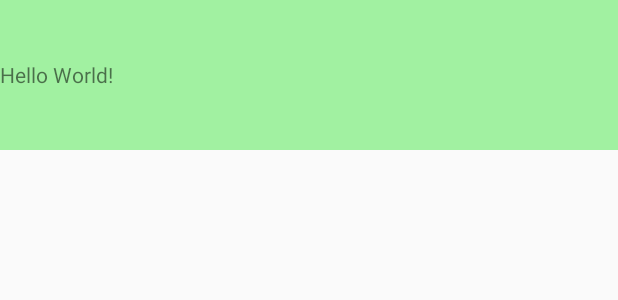
After one commit to saraschandraa-m/oct2020_ui, an Android app: the layout activty_ne.xml on its own in the app's theme, with its tools: preview values and no code run, on a phone screen of 412 x 824 dp. The commit adds this screen. Shown: the top 300 px of the screen. Run offline under Robolectric (Android 15) with nearby library versions, the phone set to English and light mode, and no system bars.

Commit message:
Gravity Added

```diff
--- a/app/src/main/java/com/nexstacks/uibasics/MainActivity.java
+++ b/app/src/main/java/com/nexstacks/uibasics/MainActivity.java
@@ -2,7 +2,9 @@ package com.nexstacks.uibasics;
 
 import androidx.appcompat.app.AppCompatActivity;
 
+import android.content.Intent;
 import android.os.Bundle;
+import android.os.Handler;
 import android.view.View;
 import android.widget.TextView;
 
@@ -23,6 +25,15 @@ public class MainActivity extends AppCompatActivity {
                 showToastMessage();
             }
         });
+
+
+        new Handler().postDelayed(new Runnable() {
+            @Override
+            public void run() {
+                startActivity(new Intent(MainActivity.this, SecondActivity.class));
+                finish();
+            }
+        }, 3000);
     }
 
 
--- /dev/null
+++ b/app/src/main/res/layout/activty_ne.xml
@@ -0,0 +1,17 @@
+<?xml version="1.0" encoding="utf-8"?>
+<LinearLayout xmlns:android="http://schemas.android.com/apk/res/android"
+    android:layout_width="match_parent"
+    android:layout_height="match_parent"
+    android:layout_gravity="center"
+    android:orientation="vertical">
+
+
+
+    <TextView
+        android:layout_width="match_parent"
+        android:layout_height="100dp"
+        android:background="#a1f1a1"
+        android:gravity="center_vertical|start"
+        android:text="Hello World!"/>
+
+</LinearLayout>
```
